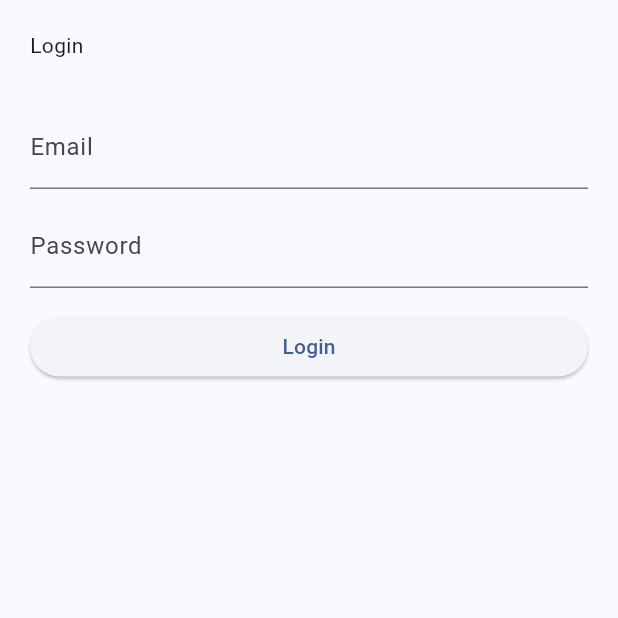
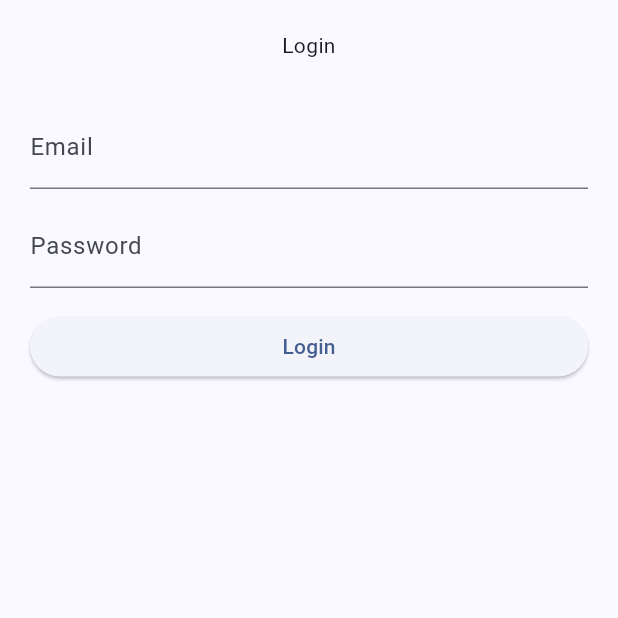
Before and after one commit to AkhmadKhilman/latihan-firebase, a Flutter app: the screen it shows after launch, on a phone screen of 412 x 824 dp, the top half of it. Run offline on Flutter 3.47's test engine with Material 3 defaults, Android fonts, the phone set to English and light mode, and no system bars; our stand-ins replace firebase_auth, firebase_core; accounts and stored records are empty.

Commit message:
fix(auth): finish process login

```diff
--- a/lib/main.dart
+++ b/lib/main.dart
@@ -4,6 +4,8 @@ import 'package:flutter/material.dart';
 import 'package:latihan_flutter_1/firebase_options.dart';
 
 void main() async {
+  WidgetsFlutterBinding.ensureInitialized();
+
   await Firebase.initializeApp(options: DefaultFirebaseOptions.currentPlatform);
   runApp(const MyApp());
 }
@@ -15,7 +17,10 @@ class MyApp extends StatelessWidget {
   Widget build(BuildContext context) {
     return MaterialApp(
       title: 'Flutter Demo',
-      theme: ThemeData(colorScheme: .fromSeed(seedColor: Colors.blueAccent)),
+      debugShowCheckedModeBanner: false,
+      theme: ThemeData(
+        colorScheme: ColorScheme.fromSeed(seedColor: Colors.blueAccent),
+      ),
       home: const AuthenticationApp(),
     );
   }
@@ -64,7 +69,7 @@ class AuthenticationApp extends StatelessWidget {
 }
 
 class MyLoginPage extends StatefulWidget {
-  const new({super.key});
+  const MyLoginPage({super.key});
 
   @override
   State<MyLoginPage> createState() => _MyLoginPageState();
@@ -79,6 +84,9 @@ class _MyLoginPageState extends State<MyLoginPage> {
   String? _errorMessage;
 
   Future<void> _login() async {
+    FocusScope.of(context).unfocus();
+
+    if (_formKey.currentState!.validate()) {
       setState(() {
         _isLoading = true;
         _errorMessage = null;
@@ -91,14 +99,14 @@ class _MyLoginPageState extends State<MyLoginPage> {
         );
       } on FirebaseAuthException catch (e) {
         setState(() {
-        _errorMessage =
-            e.message ?? "Terjadi kesalahan, silahkan coba lagi beberapa saat";
+          _errorMessage = e.message ?? "Terjadi kesalahan, saat login";
         });
       } finally {
         if (mounted) {
           setState(() {
             _isLoading = false;
           });
+        }
       }
     }
   }
@@ -122,7 +130,7 @@ class _MyLoginPageState extends State<MyLoginPage> {
               child: Column(
                 crossAxisAlignment: CrossAxisAlignment.stretch,
                 children: [
-                  Text("Login"),
+                  Text("Login", textAlign: TextAlign.center),
 
                   SizedBox(height: 30),
 
@@ -141,12 +149,10 @@ class _MyLoginPageState extends State<MyLoginPage> {
                   SizedBox(height: 15),
 
                   ElevatedButton(
-                    onPressed: () {
-                      ScaffoldMessenger.of(context).showSnackBar(
-                        SnackBar(content: Text("Proses pembuatan")),
-                      );
-                    },
-                    child: Text("Login"),
+                    onPressed: _login,
+                    child: _isLoading
+                        ? const CircularProgressIndicator()
+                        : Text("Login"),
                   ),
                 ],
               ),
```
Lines whose indentation alone changed are shown as unchanged.
